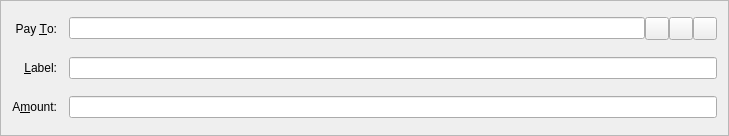
Qt form src/qt/forms/sendcoinsentry.ui (NoLimitCoin/NoLimitCoin-Core) before a commit.
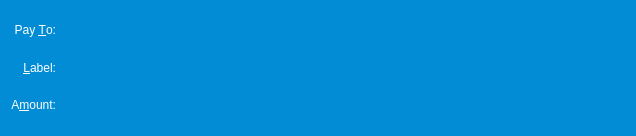
The same form after that commit. Icons and pictures are not drawn. Custom widgets are drawn as their Qt base class.

Commit message: changing font color and background color for sendcoins

```diff
--- a/src/qt/forms/sendcoinsentry.ui
+++ b/src/qt/forms/sendcoinsentry.ui
@@ -6,13 +6,18 @@
    <rect>
     <x>0</x>
     <y>0</y>
-    <width>729</width>
+    <width>636</width>
     <height>136</height>
    </rect>
   </property>
   <property name="windowTitle">
    <string>Form</string>
   </property>
+  <property name="styleSheet">
+   <string notr="true">color: white;
+background: #028cd6;
+border-radius: 6px;</string>
+  </property>
   <property name="frameShape">
    <enum>QFrame::StyledPanel</enum>
   </property>
```
The commit also changes 1 other file.
